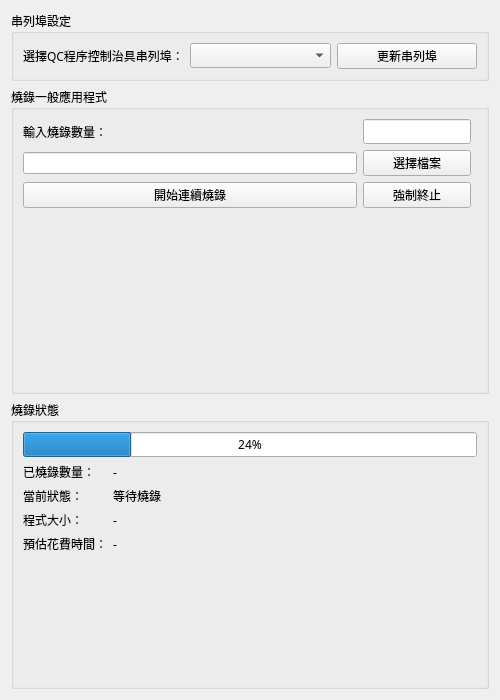
This is ui/asa_prog_qc.ui in mickey9910326/ASA_HMI_Data_Agent as Qt 5 draws it before an edit. The edited form follows.
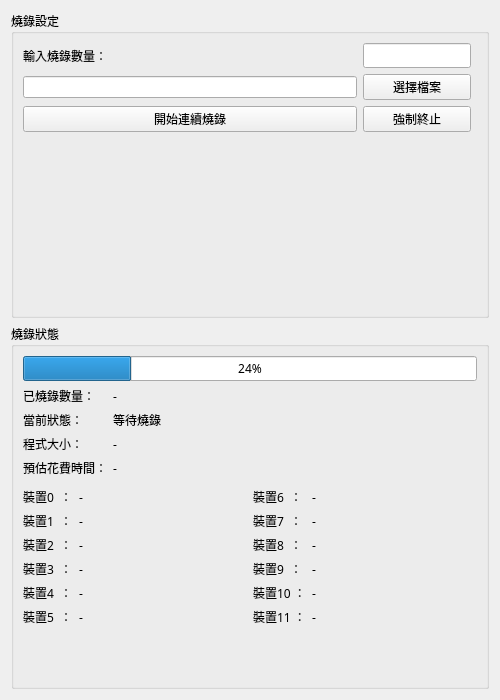
This is the edited form.

Commit message: add dut status in ui

```diff
--- a/ui/asa_prog_qc.ui
+++ b/ui/asa_prog_qc.ui
@@ -16,48 +16,10 @@
    </font>
   </property>
   <layout class="QVBoxLayout" name="verticalLayout_3">
-   <item>
-    <widget class="QGroupBox" name="groupBox_serial">
-     <property name="title">
-      <string>串列埠設定</string>
-     </property>
-     <layout class="QHBoxLayout" name="horizontalLayout_2">
-      <item>
-       <widget class="QLabel" name="label_selecSerialPort">
-        <property name="maximumSize">
-         <size>
-          <width>16777215</width>
-          <height>16777215</height>
-         </size>
-        </property>
-        <property name="baseSize">
-         <size>
-          <width>0</width>
-          <height>0</height>
-         </size>
-        </property>
-        <property name="text">
-         <string>選擇QC程序控制治具串列埠：</string>
-        </property>
-       </widget>
-      </item>
-      <item>
-       <widget class="QComboBox" name="comboBox_selectPort"/>
-      </item>
-      <item>
-       <widget class="QPushButton" name="pushButton_updatePortList">
-        <property name="text">
-         <string>更新串列埠</string>
-        </property>
-       </widget>
-      </item>
-     </layout>
-    </widget>
-   </item>
    <item>
     <widget class="QGroupBox" name="groupBox_basicFuns">
      <property name="title">
-      <string>燒錄一般應用程式</string>
+      <string>燒錄設定</string>
      </property>
      <layout class="QGridLayout" name="gridLayout">
       <item row="2" column="0">
@@ -195,6 +157,201 @@
         </item>
        </layout>
       </item>
+      <item>
+       <layout class="QHBoxLayout" name="horizontalLayout">
+        <property name="topMargin">
+         <number>5</number>
+        </property>
+        <item>
+         <layout class="QFormLayout" name="formLayout_3">
+          <property name="fieldGrowthPolicy">
+           <enum>QFormLayout::AllNonFixedFieldsGrow</enum>
+          </property>
+          <property name="labelAlignment">
+           <set>Qt::AlignLeading|Qt::AlignLeft|Qt::AlignVCenter</set>
+          </property>
+          <property name="verticalSpacing">
+           <number>6</number>
+          </property>
+          <item row="0" column="0">
+           <widget class="QLabel" name="label_dut0Title">
+            <property name="text">
+             <string>裝置0  ：</string>
+            </property>
+           </widget>
+          </item>
+          <item row="0" column="1">
+           <widget class="QLabel" name="label_dut0Content">
+            <property name="text">
+             <string>-</string>
+            </property>
+           </widget>
+          </item>
+          <item row="1" column="0">
+           <widget class="QLabel" name="label_dut1Title">
+            <property name="text">
+             <string>裝置1  ：</string>
+            </property>
+           </widget>
+          </item>
+          <item row="1" column="1">
+           <widget class="QLabel" name="label_dut1Content">
+            <property name="text">
+             <string>-</string>
+            </property>
+           </widget>
+          </item>
+          <item row="2" column="0">
+           <widget class="QLabel" name="label_dut2Title">
+            <property name="text">
+             <string>裝置2  ：</string>
+            </property>
+           </widget>
+          </item>
+          <item row="2" column="1">
+           <widget class="QLabel" name="label_dut2Content">
+            <property name="text">
+             <string>-</string>
+            </property>
+           </widget>
+          </item>
+          <item row="3" column="0">
+           <widget class="QLabel" name="label_dut3Title">
+            <property name="text">
+             <string>裝置3  ：</string>
+            </property>
+           </widget>
+          </item>
+          <item row="3" column="1">
+           <widget class="QLabel" name="label_dut3Content">
+            <property name="text">
+             <string>-</string>
+            </property>
+           </widget>
+          </item>
+          <item row="4" column="0">
+           <widget class="QLabel" name="label_dut4Title">
+            <property name="text">
+             <string>裝置4  ：</string>
+            </property>
+           </widget>
+          </item>
+          <item row="4" column="1">
+           <widget class="QLabel" name="label_dut4Content">
+            <property name="text">
+             <string>-</string>
+            </property>
+           </widget>
+          </item>
+          <item row="5" column="0">
+           <widget class="QLabel" name="label_dut5Title">
+            <property name="text">
+             <string>裝置5  ：</string>
+            </property>
+           </widget>
+          </item>
+          <item row="5" column="1">
+           <widget class="QLabel" name="label_dut5Content">
+            <property name="text">
+             <string>-</string>
+            </property>
+           </widget>
+          </item>
+         </layout>
+        </item>
+        <item>
+         <layout class="QFormLayout" name="formLayout_2">
+          <property name="verticalSpacing">
+           <number>6</number>
+          </property>
+          <item row="0" column="0">
+           <widget class="QLabel" name="label_dut6Title">
+            <property name="text">
+             <string>裝置6  ：</string>
+            </property>
+           </widget>
+          </item>
+          <item row="0" column="1">
+           <widget class="QLabel" name="label_dut6Content">
+            <property name="text">
+             <string>-</string>
+            </property>
+           </widget>
+          </item>
+          <item row="1" column="0">
+           <widget class="QLabel" name="label_dut7Title">
+            <property name="text">
+             <string>裝置7  ：</string>
+            </property>
+           </widget>
+          </item>
+          <item row="1" column="1">
+           <widget class="QLabel" name="label_dut7Content">
+            <property name="text">
+             <string>-</string>
+            </property>
+           </widget>
+          </item>
+          <item row="2" column="0">
+           <widget class="QLabel" name="label_dut8Title">
+            <property name="text">
+             <string>裝置8  ：</string>
+            </property>
+           </widget>
+          </item>
+          <item row="2" column="1">
+           <widget class="QLabel" name="label_dut8Content">
+            <property name="text">
+             <string>-</string>
+            </property>
+           </widget>
+          </item>
+          <item row="3" column="0">
+           <widget class="QLabel" name="label_dut9Title">
+            <property name="text">
+             <string>裝置9  ：</string>
+            </property>
+           </widget>
+          </item>
+          <item row="3" column="1">
+           <widget class="QLabel" name="label_dut9Content">
+            <property name="text">
+             <string>-</string>
+            </property>
+           </widget>
+          </item>
+          <item row="4" column="0">
+           <widget class="QLabel" name="label_dut10Title">
+            <property name="text">
+             <string>裝置10 ：</string>
+            </property>
+           </widget>
+          </item>
+          <item row="4" column="1">
+           <widget class="QLabel" name="label_dut10Content">
+            <property name="text">
+             <string>-</string>
+            </property>
+           </widget>
+          </item>
+          <item row="5" column="0">
+           <widget class="QLabel" name="label_dut11Title">
+            <property name="text">
+             <string>裝置11 ：</string>
+            </property>
+           </widget>
+          </item>
+          <item row="5" column="1">
+           <widget class="QLabel" name="label_dut11Content">
+            <property name="text">
+             <string>-</string>
+            </property>
+           </widget>
+          </item>
+         </layout>
+        </item>
+       </layout>
+      </item>
       <item>
        <spacer name="verticalSpacer">
         <property name="orientation">
```
Left out of the diff: 38 changed lines with no effect on the pictures. The commit also changes 2 other files.
